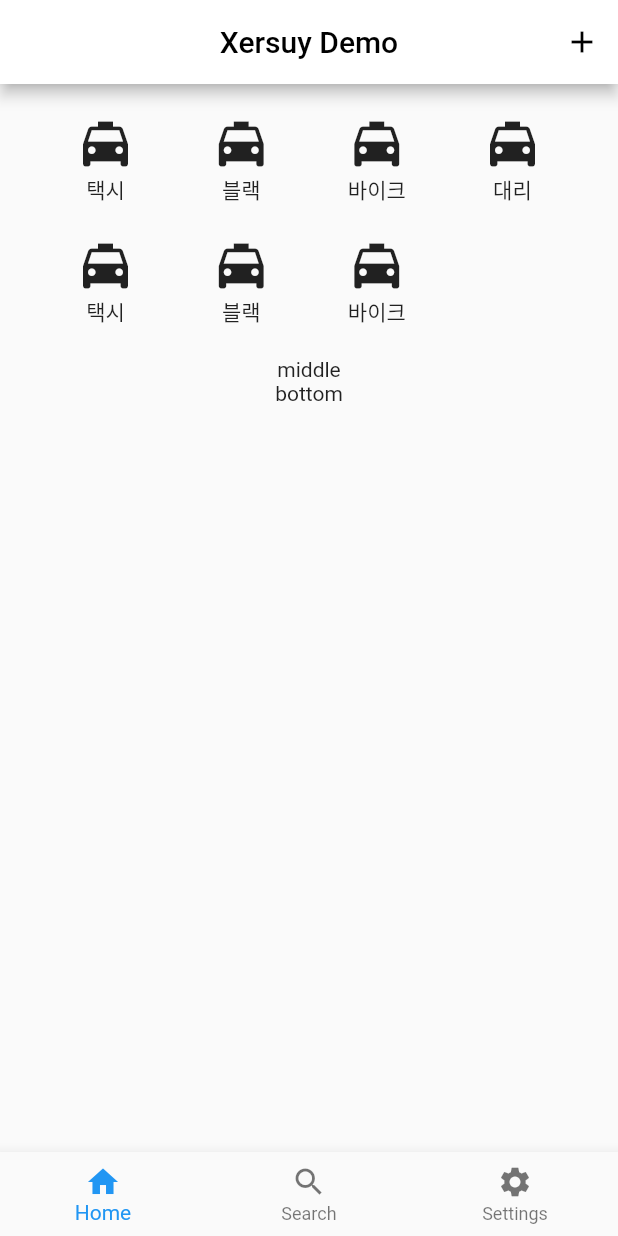
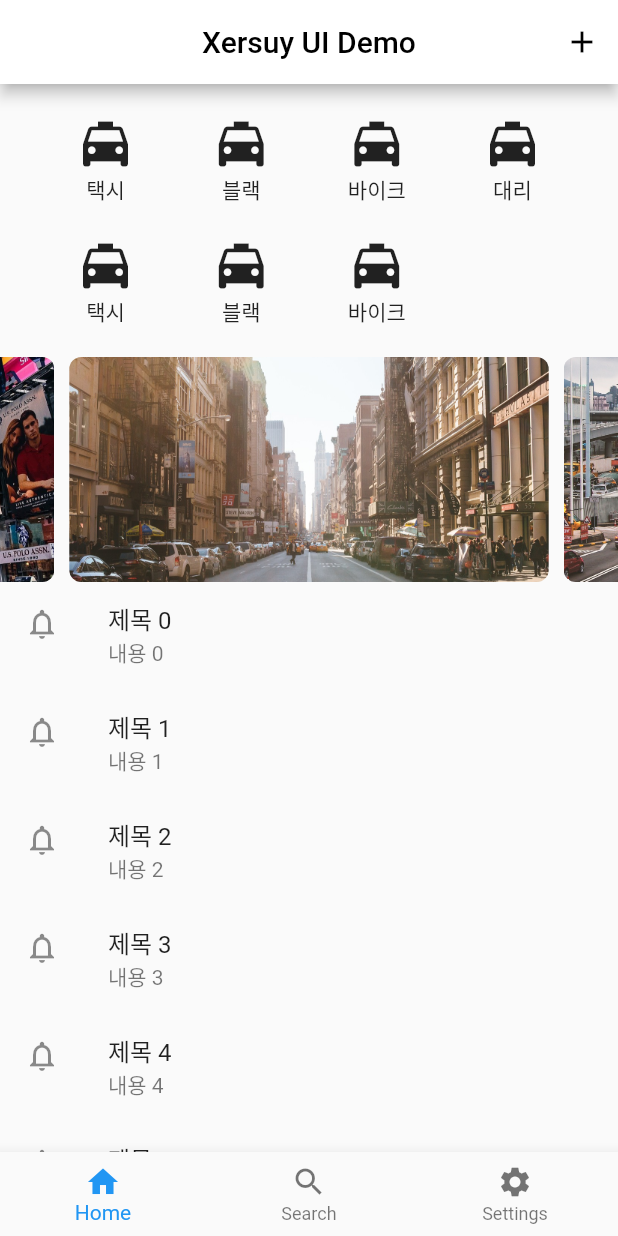
Before and after one commit to xersuy/init_flutter_proj, a Flutter app: the MyHomePage screen opened directly, on a phone screen of 412 x 824 dp. Run offline on Flutter 3.47's test engine with Material 2 defaults, Android fonts, the phone set to English and light mode, and no system bars; drawn by our look-alikes of carousel_slider.

```diff
--- a/lib/main.dart
+++ b/lib/main.dart
@@ -6,202 +6,49 @@ class MyApp extends StatelessWidget {
   @override
   Widget build(BuildContext context) {
     return MaterialApp(
-      title: 'Flutter Demo',
-      theme: ThemeData(
-        primarySwatch: Colors.blue,
-      ),
-      home: MyHomePage(),
-    );
+        title: 'Flutter Form Validation Demo',
+        theme: ThemeData(
+          primarySwatch: Colors.blue,
+        ),
+        home: Scaffold(
+          appBar: AppBar(
+            title: const Text('폼 검증 데모'),
+          ),
+          body: MyCustomForm(),
+        ));
   }
 }
 
-class MyHomePage extends StatefulWidget {
+class MyCustomForm extends StatefulWidget {
   @override
-  _MyHomePageState createState() => _MyHomePageState();
+  _MyCustomerFromState createState() => _MyCustomerFromState();
 }
 
-class _MyHomePageState extends State<MyHomePage> {
-  var _index = 0;
+class _MyCustomerFromState extends State<MyCustomForm> {
+  final myController = TextEditingController();
+  final _formKey = GlobalKey<FormState>();
+  @override
+  void initState() {
+    super.initState();
+    myController.addListener(_printLatestValue);
+  }
 
-  final _pages = [
-    Page1(),
-    Page2(),
-    Page3(),
-  ];
+  @override
+  void dispose() {
+    myController.dispose();
+    super.dispose();
+  }
+
+  _printLatestValue() {
+    print("Second text field: ${myController.text}");
+  }
 
   @override
   Widget build(BuildContext context) {
-    return Scaffold(
-      appBar: AppBar(
-          title:
-              const Text('Xersuy Demo', style: TextStyle(color: Colors.black)),
-          backgroundColor: Colors.white,
-          centerTitle: true,
-          actions: <Widget>[
-            IconButton(
-              onPressed: () {
-                print('menu button is clicked');
-              },
-              icon: const Icon(
-                Icons.add,
-                color: Colors.black,
-              ),
-
-              // onPressed: () {}, //Icon(Icons.search, color: Colors.black),
-            ),
-          ]),
-      body: _pages[_index],
-      bottomNavigationBar: BottomNavigationBar(
-        onTap: (index) {
-          setState(() {
-            _index = index;
-          });
-        },
-        currentIndex: _index,
-        items: const <BottomNavigationBarItem>[
-          BottomNavigationBarItem(icon: Icon(Icons.home), label: 'Home'),
-          BottomNavigationBarItem(icon: Icon(Icons.search), label: 'Search'),
-          BottomNavigationBarItem(
-              icon: Icon(Icons.settings), label: 'Settings'),
-        ],
-      ),
-    );
+    return Form(
+        key: _formKey,
+        child: Column(
+          children: const [],
+        ));
   }
 }
-
-class Page1 extends StatelessWidget {
-  @override
-  Widget build(BuildContext context) {
-    return Column(
-      children: <Widget>[_buildTop(), _buildMiddle(), _buildBottom()],
-    );
-  }
-
-  Widget _buildTop() {
-    return GestureDetector(
-        onTap: () {
-          print('클릭');
-        },
-        child: Padding(
-          padding: const EdgeInsets.only(top: 20, bottom: 20),
-          child: Column(
-            children: <Widget>[
-              Row(
-                mainAxisAlignment: MainAxisAlignment.spaceEvenly,
-                children: [
-                  Column(
-                    children: const <Widget>[
-                      Icon(
-                        Icons.local_taxi,
-                        size: 40,
-                      ),
-                      Text('택시')
-                    ],
-                  ),
-                  Column(
-                    children: const <Widget>[
-                      Icon(
-                        Icons.local_taxi,
-                        size: 40,
-                      ),
-                      Text('블랙')
-                    ],
-                  ),
-                  Column(
-                    children: const <Widget>[
-                      Icon(
-                        Icons.local_taxi,
-                        size: 40,
-                      ),
-                      Text('바이크')
-                    ],
-                  ),
-                  Column(
-                    children: const <Widget>[
-                      Icon(
-                        Icons.local_taxi,
-                        size: 40,
-                      ),
-                      Text('대리')
-                    ],
-                  ),
-                ],
-              ),
-              const SizedBox(
-                height: 20,
-              ),
-              Row(
-                mainAxisAlignment: MainAxisAlignment.spaceEvenly,
-                children: [
-                  Column(
-                    children: const <Widget>[
-                      Icon(
-                        Icons.local_taxi,
-                        size: 40,
-                      ),
-                      Text('택시')
-                    ],
-                  ),
-                  Column(
-                    children: const <Widget>[
-                      Icon(
-                        Icons.local_taxi,
-                        size: 40,
-                      ),
-                      Text('블랙')
-                    ],
-                  ),
-                  Column(
-                    children: const <Widget>[
-                      Icon(
-                        Icons.local_taxi,
-                        size: 40,
-                      ),
-                      Text('바이크')
-                    ],
-                  ),
-                  Opacity(
-                    opacity: 0.0,
-                    child: Column(
-                      children: const <Widget>[
-                        Icon(
-                          Icons.local_taxi,
-                          size: 40,
-                        ),
-                        Text('대리')
-                      ],
-                    ),
-                  )
-                ],
-              ),
-            ],
-          ),
-        ));
-  }
-
-  Widget _buildMiddle() {
-    return const Text('middle');
-  }
-
-  Widget _buildBottom() {
-    return const Text('bottom');
-  }
-}
-
-class Page2 extends StatelessWidget {
-  @override
-  Widget build(BuildContext context) {
-    return const Center(
-      child: Text('이용서비스', style: TextStyle(fontSize: 40)),
-    );
-  }
-}
-
-class Page3 extends StatelessWidget {
-  @override
-  Widget build(BuildContext context) {
-    return const Center(
-      child: Text('내정보', style: TextStyle(fontSize: 40)),
-    );
-  }
-}
--- /dev/null
+++ b/lib/ui_demo_main.dart
@@ -0,0 +1,248 @@
+import 'package:flutter/material.dart';
+import 'package:carousel_slider/carousel_slider.dart';
+
+final dummyItems = [
+  'assets/img/img_1.jpg',
+  'assets/img/img_2.jpg',
+  'assets/img/img_3.jpg',
+  'assets/img/img_4.jpg',
+];
+void main() => runApp(MyApp());
+
+class MyApp extends StatelessWidget {
+  @override
+  Widget build(BuildContext context) {
+    return MaterialApp(
+      title: 'UI DEMO',
+      theme: ThemeData(
+        primarySwatch: Colors.blue,
+      ),
+      home: MyHomePage(),
+    );
+  }
+}
+
+class MyHomePage extends StatefulWidget {
+  @override
+  _MyHomePageState createState() => _MyHomePageState();
+}
+
+class _MyHomePageState extends State<MyHomePage> {
+  var _index = 0;
+
+  final _pages = [
+    Page1(),
+    Page2(),
+    Page3(),
+  ];
+
+  @override
+  Widget build(BuildContext context) {
+    return Scaffold(
+      appBar: AppBar(
+          title: const Text('Xersuy UI Demo',
+              style: TextStyle(color: Colors.black)),
+          backgroundColor: Colors.white,
+          centerTitle: true,
+          actions: <Widget>[
+            IconButton(
+              onPressed: () {
+                print('menu button is clicked');
+              },
+              icon: const Icon(
+                Icons.add,
+                color: Colors.black,
+              ),
+
+              // onPressed: () {}, //Icon(Icons.search, color: Colors.black),
+            ),
+          ]),
+      body: _pages[_index],
+      bottomNavigationBar: BottomNavigationBar(
+        onTap: (index) {
+          setState(() {
+            _index = index;
+          });
+        },
+        currentIndex: _index,
+        items: const <BottomNavigationBarItem>[
+          BottomNavigationBarItem(icon: Icon(Icons.home), label: 'Home'),
+          BottomNavigationBarItem(icon: Icon(Icons.search), label: 'Search'),
+          BottomNavigationBarItem(
+              icon: Icon(Icons.settings), label: 'Settings'),
+        ],
+      ),
+    );
+  }
+}
+
+class Page1 extends StatelessWidget {
+  @override
+  Widget build(BuildContext context) {
+    return ListView(
+      children: <Widget>[_buildTop(), _buildMiddle(), _buildBottom()],
+    );
+  }
+
+  Widget _buildTop() {
+    return GestureDetector(
+        onTap: () {
+          print('클릭');
+        },
+        child: Padding(
+          padding: const EdgeInsets.only(top: 20, bottom: 20),
+          child: Column(
+            children: <Widget>[
+              Row(
+                mainAxisAlignment: MainAxisAlignment.spaceEvenly,
+                children: [
+                  Column(
+                    children: const <Widget>[
+                      Icon(
+                        Icons.local_taxi,
+                        size: 40,
+                      ),
+                      Text('택시')
+                    ],
+                  ),
+                  Column(
+                    children: const <Widget>[
+                      Icon(
+                        Icons.local_taxi,
+                        size: 40,
+                      ),
+                      Text('블랙')
+                    ],
+                  ),
+                  Column(
+                    children: const <Widget>[
+                      Icon(
+                        Icons.local_taxi,
+                        size: 40,
+                      ),
+                      Text('바이크')
+                    ],
+                  ),
+                  Column(
+                    children: const <Widget>[
+                      Icon(
+                        Icons.local_taxi,
+                        size: 40,
+                      ),
+                      Text('대리')
+                    ],
+                  ),
+                ],
+              ),
+              const SizedBox(
+                height: 20,
+              ),
+              Row(
+                mainAxisAlignment: MainAxisAlignment.spaceEvenly,
+                children: [
+                  Column(
+                    children: const <Widget>[
+                      Icon(
+                        Icons.local_taxi,
+                        size: 40,
+                      ),
+                      Text('택시')
+                    ],
+                  ),
+                  Column(
+                    children: const <Widget>[
+                      Icon(
+                        Icons.local_taxi,
+                        size: 40,
+                      ),
+                      Text('블랙')
+                    ],
+                  ),
+                  Column(
+                    children: const <Widget>[
+                      Icon(
+                        Icons.local_taxi,
+                        size: 40,
+                      ),
+                      Text('바이크')
+                    ],
+                  ),
+                  Opacity(
+                    opacity: 0.0,
+                    child: Column(
+                      children: const <Widget>[
+                        Icon(
+                          Icons.local_taxi,
+                          size: 40,
+                        ),
+                        Text('대리')
+                      ],
+                    ),
+                  )
+                ],
+              ),
+            ],
+          ),
+        ));
+  }
+
+  Widget _buildMiddle() {
+    return CarouselSlider(
+      options: CarouselOptions(
+        height: 150,
+        autoPlay: true,
+      ),
+      items: dummyItems.map((url) {
+        return Builder(
+          builder: (BuildContext context) {
+            return Container(
+                width: MediaQuery.of(context).size.width,
+                margin: const EdgeInsets.symmetric(horizontal: 5.0),
+                // decoration: const BoxDecoration(color: Colors.amber),
+                child: ClipRRect(
+                  borderRadius: BorderRadius.circular(8.0),
+                  child: Image(
+                    image: AssetImage(url),
+                    fit: BoxFit.cover,
+                  ),
+                ));
+          },
+        );
+      }).toList(),
+    );
+  }
+
+  Widget _buildBottom() {
+    final items = List.generate(10, (idx) {
+      return ListTile(
+        leading: const Icon(Icons.notifications_none),
+        title: Text('제목 $idx'),
+        subtitle: Text('내용 $idx'),
+      );
+    });
+
+    return ListView(
+      physics: const NeverScrollableScrollPhysics(),
+      shrinkWrap: true,
+      children: items,
+    );
+  }
+}
+
+class Page2 extends StatelessWidget {
+  @override
+  Widget build(BuildContext context) {
+    return const Center(
+      child: Text('이용서비스', style: TextStyle(fontSize: 40)),
+    );
+  }
+}
+
+class Page3 extends StatelessWidget {
+  @override
+  Widget build(BuildContext context) {
+    return const Center(
+      child: Text('내정보', style: TextStyle(fontSize: 40)),
+    );
+  }
+}
```
Also changed, not shown: pubspec.yaml (+4 -3 lines), assets/img/img_1.jpg (added), assets/img/img_2.jpg (added), assets/img/img_3.jpg (added), assets/img/img_4.jpg (added), pubspec.lock, 1 other file.
